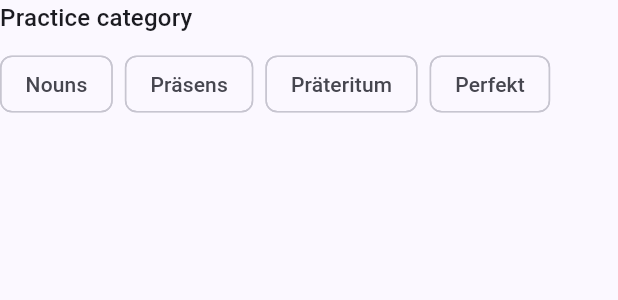
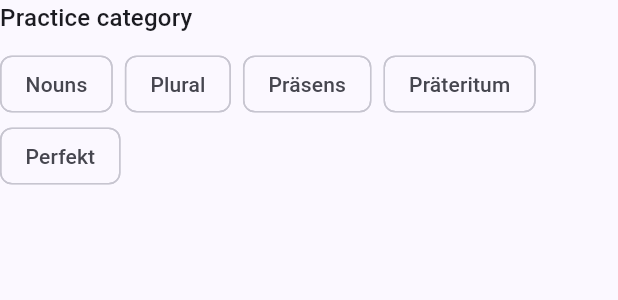
Before and after one commit to Cythraul89/LanguageTrainer, a Flutter app: the _CategorySelector widget shown alone on an empty page, opened directly with empty values, on a phone screen of 412 x 824 dp. Shown: the top 300 px of the screen. Run offline on Flutter 3.47's test engine with Material 3 defaults, Android fonts, the phone set to English and light mode, and no system bars; our stand-ins replace drift, package_info_plus, share_plus; accounts and stored records are empty; generated files the repository leaves out were written again.

Commit message:
feat: add plural quiz mode
Each noun with a plural form generates a NounPluralQuizItem card.
Prompt shows the article + singular (e.g. "der Hund") and asks for
the plural via free-text input. Nouns marked '-' (uncountable) are
skipped. Override (typo correction) is available same as verb quiz.

- NounEntry: add pluralCardId ('noun_plural:<word>') and hasPlural
- CardType: add nounPlural between noun and verbPraesens
- QuizItem: add NounPluralQuizItem sealed subclass
- ReviewScheduler: include plural cards in getDueItems / getStats;
  add 'nounPlural' to default card-type pref and parser
- QuizScreen: handle NounPluralQuizItem in prompt, answer widget,
  correctAnswer, and override eligibility
- HomeScreen: add 'Plural' chip to category selector and due-summary row
- Tests: two new plural-specific cases in review_scheduler_test

https://claude.ai/code/session_01Atwqh27cEF3munRPSrS7nZ

```diff
--- a/src/lib/models/noun.dart
+++ b/src/lib/models/noun.dart
@@ -18,4 +18,6 @@ class NounEntry {
   });
 
   String get cardId => 'noun:$word';
+  String get pluralCardId => 'noun_plural:$word';
+  bool get hasPlural => plural != '-';
 }
--- a/src/lib/models/quiz_item.dart
+++ b/src/lib/models/quiz_item.dart
@@ -1,7 +1,7 @@
 import 'package:language_trainer/models/noun.dart';
 import 'package:language_trainer/models/verb.dart';
 
-enum CardType { noun, verbPraesens, verbPraeteritum, verbPerfekt }
+enum CardType { noun, nounPlural, verbPraesens, verbPraeteritum, verbPerfekt }
 
 class Sm2State {
   final double easeFactor;
@@ -55,6 +55,16 @@ class NounQuizItem extends QuizItem {
   }) : super(cardType: CardType.noun);
 }
 
+class NounPluralQuizItem extends QuizItem {
+  final NounEntry entry;
+
+  const NounPluralQuizItem({
+    required super.cardId,
+    required super.sm2,
+    required this.entry,
+  }) : super(cardType: CardType.nounPlural);
+}
+
 class VerbQuizItem extends QuizItem {
   final String infinitive;
   final String english;
--- a/src/lib/screens/home_screen.dart
+++ b/src/lib/screens/home_screen.dart
@@ -243,6 +243,7 @@ class _CategorySelector extends StatelessWidget {
 
   static const _labels = {
     CardType.noun: 'Nouns',
+    CardType.nounPlural: 'Plural',
     CardType.verbPraesens: 'Präsens',
     CardType.verbPraeteritum: 'Präteritum',
     CardType.verbPerfekt: 'Perfekt',
@@ -288,6 +289,7 @@ class _DueSummaryCard extends StatelessWidget {
   Widget build(BuildContext context) {
     const rows = [
       ('Nouns', CardType.noun),
+      ('Plural', CardType.nounPlural),
       ('Präsens', CardType.verbPraesens),
       ('Präteritum', CardType.verbPraeteritum),
       ('Perfekt', CardType.verbPerfekt),
```
Also changed, not shown: src/lib/screens/quiz_screen.dart (+24 -1 lines), src/lib/services/review_scheduler.dart (+20 -5 lines), 1 other file.
